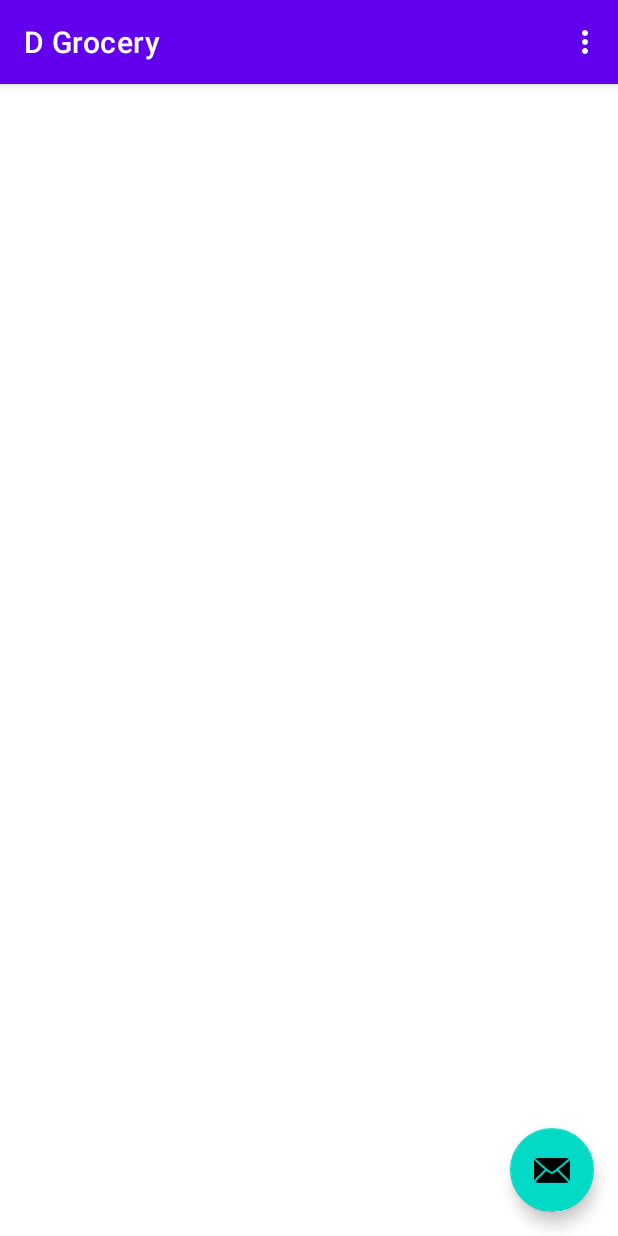
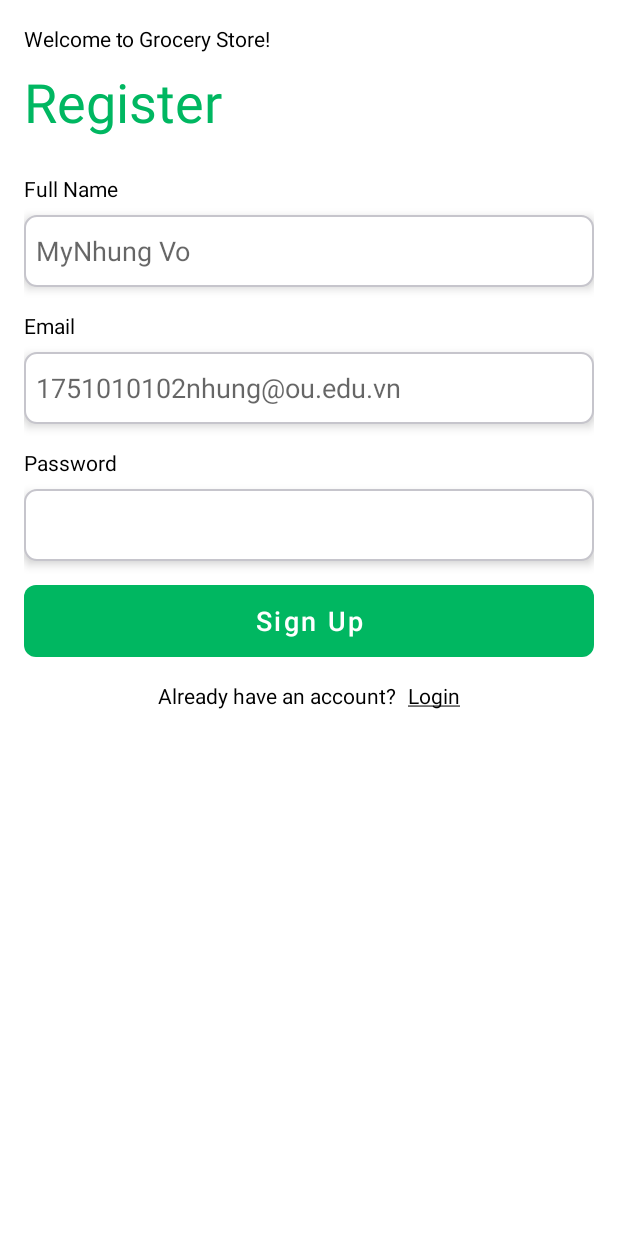
Before and after one commit to diosvo/LTDD_TH109-C91A_VoThiMyNhung, an Android app: the screen it shows after launch (MainActivity before the commit, RegisterActivity after it), on a phone screen of 412 x 824 dp. Run offline under Robolectric (Android 15) with nearby library versions, the light colour scheme and no system bars.

Commit message:
-Setup base colors -Create Register UI

```diff
--- /dev/null
+++ b/app/src/main/java/com/dv/grocery/LoginActivity.java
@@ -0,0 +1,14 @@
+package com.dv.grocery;
+
+import androidx.appcompat.app.AppCompatActivity;
+
+import android.os.Bundle;
+
+public class LoginActivity extends AppCompatActivity {
+
+    @Override
+    protected void onCreate(Bundle savedInstanceState) {
+        super.onCreate(savedInstanceState);
+        setContentView(R.layout.activity_login);
+    }
+}
--- a/app/src/main/java/com/dv/grocery/MainActivity.java
+++ b/app/src/main/java/com/dv/grocery/MainActivity.java
@@ -24,42 +24,42 @@ public class MainActivity extends AppCompatActivity {
     @Override
     protected void onCreate(Bundle savedInstanceState) {
         super.onCreate(savedInstanceState);
-
-        binding = ActivityMainBinding.inflate(getLayoutInflater());
-        setContentView(binding.getRoot());
-
-        setSupportActionBar(binding.appBarMain.toolbar);
-        binding.appBarMain.fab.setOnClickListener(new View.OnClickListener() {
-            @Override
-            public void onClick(View view) {
-                Snackbar.make(view, "Replace with your own action", Snackbar.LENGTH_LONG)
-                        .setAction("Action", null).show();
-            }
-        });
-        DrawerLayout drawer = binding.drawerLayout;
-        NavigationView navigationView = binding.navView;
-        // Passing each menu ID as a set of Ids because each
-        // menu should be considered as top level destinations.
-        mAppBarConfiguration = new AppBarConfiguration.Builder(
-                R.id.nav_home, R.id.nav_gallery, R.id.nav_slideshow)
-                .setOpenableLayout(drawer)
-                .build();
-        NavController navController = Navigation.findNavController(this, R.id.nav_host_fragment_content_main);
-        NavigationUI.setupActionBarWithNavController(this, navController, mAppBarConfiguration);
-        NavigationUI.setupWithNavController(navigationView, navController);
+//
+//        binding = ActivityMainBinding.inflate(getLayoutInflater());
+//        setContentView(binding.getRoot());
+//
+//        setSupportActionBar(binding.appBarMain.toolbar);
+//        binding.appBarMain.fab.setOnClickListener(new View.OnClickListener() {
+//            @Override
+//            public void onClick(View view) {
+//                Snackbar.make(view, "Replace with your own action", Snackbar.LENGTH_LONG)
+//                        .setAction("Action", null).show();
+//            }
+//        });
+//        DrawerLayout drawer = binding.drawerLayout;
+//        NavigationView navigationView = binding.navView;
+//        // Passing each menu ID as a set of Ids because each
+//        // menu should be considered as top level destinations.
+//        mAppBarConfiguration = new AppBarConfiguration.Builder(
+//                R.id.nav_home, R.id.nav_gallery, R.id.nav_slideshow)
+//                .setOpenableLayout(drawer)
+//                .build();
+//        NavController navController = Navigation.findNavController(this, R.id.nav_host_fragment_content_main);
+//        NavigationUI.setupActionBarWithNavController(this, navController, mAppBarConfiguration);
+//        NavigationUI.setupWithNavController(navigationView, navController);
     }
 
-    @Override
-    public boolean onCreateOptionsMenu(Menu menu) {
-        // Inflate the menu; this adds items to the action bar if it is present.
-        getMenuInflater().inflate(R.menu.main, menu);
-        return true;
-    }
-
-    @Override
-    public boolean onSupportNavigateUp() {
-        NavController navController = Navigation.findNavController(this, R.id.nav_host_fragment_content_main);
-        return NavigationUI.navigateUp(navController, mAppBarConfiguration)
-                || super.onSupportNavigateUp();
-    }
+//    @Override
+//    public boolean onCreateOptionsMenu(Menu menu) {
+//        // Inflate the menu; this adds items to the action bar if it is present.
+//        getMenuInflater().inflate(R.menu.main, menu);
+//        return true;
+//    }
+//
+//    @Override
+//    public boolean onSupportNavigateUp() {
+//        NavController navController = Navigation.findNavController(this, R.id.nav_host_fragment_content_main);
+//        return NavigationUI.navigateUp(navController, mAppBarConfiguration)
+//                || super.onSupportNavigateUp();
+//    }
 }
--- /dev/null
+++ b/app/src/main/java/com/dv/grocery/RegisterActivity.java
@@ -0,0 +1,24 @@
+package com.dv.grocery;
+
+import androidx.appcompat.app.AppCompatActivity;
+
+import android.graphics.Paint;
+import android.os.Bundle;
+import android.widget.Button;
+import android.widget.TextView;
+
+public class RegisterActivity extends AppCompatActivity {
+
+    @Override
+    protected void onCreate(Bundle savedInstanceState) {
+        super.onCreate(savedInstanceState);
+        setContentView(R.layout.activity_register);
+
+        setTextUnderline();
+    }
+
+    private void setTextUnderline() {
+        TextView textView = (TextView) findViewById(R.id.btn_login);
+        textView.setPaintFlags(textView.getPaintFlags() | Paint.UNDERLINE_TEXT_FLAG);
+    }
+}
--- /dev/null
+++ b/app/src/main/res/drawable/button_bg.xml
@@ -0,0 +1,4 @@
+<?xml version="1.0" encoding="utf-8"?>
+<shape xmlns:android="http://schemas.android.com/apk/res/android">
+    <corners android:radius="8dp" />
+</shape>
--- /dev/null
+++ b/app/src/main/res/drawable/cursor_color.xml
@@ -0,0 +1,5 @@
+<?xml version="1.0" encoding="utf-8"?>
+<shape xmlns:android="http://schemas.android.com/apk/res/android" >
+    <size android:width="3dp" />
+    <solid android:color="@color/black"  />
+</shape>
--- /dev/null
+++ b/app/src/main/res/drawable/edit_text_bg.xml
@@ -0,0 +1,6 @@
+<?xml version="1.0" encoding="utf-8"?>
+<shape xmlns:android="http://schemas.android.com/apk/res/android">
+    <solid android:color="@color/white" />
+    <corners android:radius="8dp" />
+    <stroke android:width="0.5pt" android:color="#C6C5CC" />
+</shape>
--- /dev/null
+++ b/app/src/main/res/layout-v28/activity_register.xml
@@ -0,0 +1,141 @@
+<?xml version="1.0" encoding="utf-8"?>
+<androidx.constraintlayout.widget.ConstraintLayout xmlns:android="http://schemas.android.com/apk/res/android"
+    xmlns:app="http://schemas.android.com/apk/res-auto"
+    xmlns:tools="http://schemas.android.com/tools"
+    android:layout_width="match_parent"
+    android:layout_height="match_parent"
+    android:background="@color/white"
+    tools:context=".RegisterActivity">
+
+    <LinearLayout
+        android:layout_width="match_parent"
+        android:layout_height="match_parent"
+        android:orientation="vertical"
+        android:padding="16dp"
+        tools:layout_editor_absoluteX="0dp"
+        tools:layout_editor_absoluteY="0dp">
+        <!-- Header -->
+        <TextView
+            android:layout_width="match_parent"
+            android:layout_height="wrap_content"
+            android:text="Welcome to Grocery Store!"
+            android:textColor="@color/black" />
+
+        <TextView
+            android:layout_width="wrap_content"
+            android:layout_height="wrap_content"
+            android:layout_marginTop="8dp"
+            android:layout_marginBottom="24dp"
+            android:text="Register"
+            android:textAllCaps="false"
+            android:textColor="@color/primary"
+            android:textFontWeight="1000"
+            android:textSize="36sp"
+            android:textStyle="bold"
+            android:typeface="normal" />
+
+        <!-- Full Name-->
+        <TextView
+            android:layout_width="match_parent"
+            android:layout_height="wrap_content"
+            android:layout_marginBottom="8dp"
+            android:text="Full Name"
+            android:textColor="@color/black" />
+
+        <EditText
+            android:id="@+id/name"
+            android:layout_width="match_parent"
+            android:layout_height="wrap_content"
+            android:layout_marginBottom="8dp"
+            android:background="@drawable/edit_text_bg"
+            android:elevation="4dp"
+            android:hint="MyNhung Vo"
+            android:inputType="textCapSentences"
+            android:minHeight="48dp"
+            android:padding="8dp"
+            app:layout_constraintEnd_toEndOf="parent"
+            app:layout_constraintStart_toEndOf="parent"
+            app:layout_constraintStart_toStartOf="parent"
+            app:layout_constraintTop_toTopOf="parent" />
+
+        <!-- Email -->
+        <TextView
+            android:layout_width="match_parent"
+            android:layout_height="wrap_content"
+            android:layout_marginVertical="8dp"
+            android:text="Email"
+            android:textColor="@color/black" />
+
+        <EditText
+            android:id="@+id/email"
+            android:layout_width="match_parent"
+            android:layout_height="wrap_content"
+            android:layout_marginBottom="8dp"
+            android:background="@drawable/edit_text_bg"
+            android:elevation="4dp"
+            android:hint="1751010102nhung@ou.edu.vn"
+            android:inputType="textEmailAddress"
+            android:minHeight="48dp"
+            android:padding="8dp"
+            app:layout_constraintEnd_toEndOf="parent"
+            app:layout_constraintStart_toEndOf="parent"
+            app:layout_constraintStart_toStartOf="parent"
+            app:layout_constraintTop_toTopOf="parent" />
+
+        <!-- Password -->
+        <TextView
+            android:layout_width="match_parent"
+            android:layout_height="wrap_content"
+            android:layout_marginVertical="8dp"
+            android:text="Password"
+            android:textColor="@color/black" />
+
+        <EditText
+            android:id="@+id/password"
+            android:layout_width="match_parent"
+            android:layout_height="wrap_content"
+            android:background="@drawable/edit_text_bg"
+            android:elevation="4dp"
+            android:inputType="textPassword"
+            android:minHeight="48dp"
+            android:padding="8dp"
+            app:layout_constraintEnd_toEndOf="parent"
+            app:layout_constraintStart_toEndOf="parent"
+            app:layout_constraintStart_toStartOf="parent"
+            app:layout_constraintTop_toTopOf="parent"
+            tools:ignore="SpeakableTextPresentCheck" />
+
+        <!-- Actions -->
+        <Button
+            android:id="@+id/btn_signup"
+            android:layout_width="match_parent"
+            android:layout_height="wrap_content"
+            android:layout_marginVertical="16dp"
+            android:background="@drawable/button_bg"
+            android:text="Sign Up"
+            android:textAllCaps="false"
+            android:textSize="18sp" />
+
+        <LinearLayout
+            android:layout_width="match_parent"
+            android:layout_height="wrap_content"
+            android:gravity="center">
+
+            <TextView
+                android:layout_width="wrap_content"
+                android:layout_height="wrap_content"
+                android:text="Already have an account?"
+                android:textColor="@color/black" />
+
+            <TextView
+                android:id="@+id/btn_login"
+                android:layout_width="wrap_content"
+                android:layout_height="wrap_content"
+                android:layout_marginLeft="8dp"
+                android:linksClickable="true"
+                android:text="Login"
+                android:textColor="@color/black" />
+        </LinearLayout>
+
+    </LinearLayout>
+</androidx.constraintlayout.widget.ConstraintLayout>
--- /dev/null
+++ b/app/src/main/res/layout/activity_login.xml
@@ -0,0 +1,8 @@
+<?xml version="1.0" encoding="utf-8"?>
+<androidx.constraintlayout.widget.ConstraintLayout xmlns:android="http://schemas.android.com/apk/res/android"
+    xmlns:tools="http://schemas.android.com/tools"
+    android:layout_width="match_parent"
+    android:layout_height="match_parent"
+    tools:context=".LoginActivity">
+
+</androidx.constraintlayout.widget.ConstraintLayout>
--- /dev/null
+++ b/app/src/main/res/layout/activity_register.xml
@@ -0,0 +1,144 @@
+<?xml version="1.0" encoding="utf-8"?>
+<androidx.constraintlayout.widget.ConstraintLayout xmlns:android="http://schemas.android.com/apk/res/android"
+    xmlns:app="http://schemas.android.com/apk/res-auto"
+    xmlns:tools="http://schemas.android.com/tools"
+    android:layout_width="match_parent"
+    android:layout_height="match_parent"
+    android:background="@color/white"
+    tools:context=".RegisterActivity">
+
+    <LinearLayout
+        android:layout_width="match_parent"
+        android:layout_height="match_parent"
+        android:background="@color/light_grey"
+        android:orientation="vertical"
+        android:padding="16dp"
+        tools:layout_editor_absoluteX="0dp"
+        tools:layout_editor_absoluteY="0dp">
+
+        <!-- Header -->
+        <TextView
+            android:layout_width="match_parent"
+            android:layout_height="wrap_content"
+            android:text="Welcome to Grocery Store!"
+            android:textColor="@color/black"
+            android:textSize="18sp" />
+
+        <TextView
+            android:layout_width="match_parent"
+            android:layout_height="wrap_content"
+            android:layout_marginTop="8dp"
+            android:layout_marginBottom="24dp"
+            android:text="Register"
+            android:textColor="@color/primary"
+            android:textFontWeight="1000"
+            android:textSize="36sp"
+            android:textStyle="bold" />
+
+        <!-- Full Name-->
+        <TextView
+            android:layout_width="match_parent"
+            android:layout_height="wrap_content"
+            android:layout_marginBottom="8dp"
+            android:text="Full Name"
+            android:textColor="@color/black" />
+
+        <EditText
+            android:id="@+id/name"
+            android:layout_width="match_parent"
+            android:layout_height="wrap_content"
+            android:layout_marginBottom="8dp"
+            android:background="@drawable/edit_text_bg"
+            android:hint="MyNhung Vo"
+            android:inputType="textCapSentences"
+            android:minHeight="48dp"
+            android:padding="8dp"
+            android:textColor="@color/black"
+            app:layout_constraintEnd_toEndOf="parent"
+            app:layout_constraintStart_toEndOf="parent"
+            app:layout_constraintStart_toStartOf="parent"
+            app:layout_constraintTop_toTopOf="parent" />
+
+        <!-- Email -->
+        <TextView
+            android:layout_width="match_parent"
+            android:layout_height="wrap_content"
+            android:layout_marginVertical="8dp"
+            android:text="Email"
+            android:textColor="@color/black" />
+
+        <EditText
+            android:id="@+id/email"
+            android:layout_width="match_parent"
+            android:layout_height="wrap_content"
+            android:layout_marginBottom="8dp"
+            android:background="@drawable/edit_text_bg"
+            android:hint="1751010102nhung@ou.edu.vn"
+            android:inputType="textEmailAddress"
+            android:minHeight="48dp"
+            android:padding="8dp"
+            android:textColor="@color/black"
+            app:layout_constraintEnd_toEndOf="parent"
+            app:layout_constraintStart_toEndOf="parent"
+            app:layout_constraintStart_toStartOf="parent"
+            app:layout_constraintTop_toTopOf="parent" />
+
+        <!-- Password -->
+        <TextView
+            android:layout_width="match_parent"
+            android:layout_height="wrap_content"
+            android:layout_marginVertical="8dp"
+            android:text="Password"
+            android:textColor="@color/black" />
+
+        <EditText
+            android:id="@+id/password"
+            android:layout_width="match_parent"
+            android:layout_height="wrap_content"
+            android:background="@drawable/edit_text_bg"
+            android:hint="MyNhung Vo"
+            android:inputType="textPassword"
+            android:minHeight="48dp"
+            android:padding="8dp"
+            android:textColor="@color/black"
+            app:layout_constraintEnd_toEndOf="parent"
+            app:layout_constraintStart_toEndOf="parent"
+            app:layout_constraintStart_toStartOf="parent"
+            app:layout_constraintTop_toTopOf="parent"
+            tools:ignore="SpeakableTextPresentCheck" />
+
+        <!-- Actions -->
+        <Button
+            android:id="@+id/btn_signup"
+            android:layout_width="match_parent"
+            android:layout_height="wrap_content"
+            android:layout_marginVertical="16dp"
+            android:background="@drawable/button_bg"
+            android:text="Sign Up"
+            android:textAllCaps="false"
+            android:textSize="16sp" />
+
+        <LinearLayout
+            android:layout_width="match_parent"
+            android:layout_height="wrap_content"
+            android:gravity="center">
+
+            <TextView
+                android:layout_width="wrap_content"
+                android:layout_height="wrap_content"
+                android:text="Already Have an account?"
+                android:textColor="@color/black"
+                android:textSize="18sp" />
+
+            <TextView
+                android:id="@+id/btn_login"
+                android:layout_width="wrap_content"
+                android:layout_height="wrap_content"
+                android:layout_marginLeft="8dp"
+                android:linksClickable="true"
+                android:text="Login"
+                android:textColor="@color/black"
+                android:textSize="18sp" />
+        </LinearLayout>
+    </LinearLayout>
+</androidx.constraintlayout.widget.ConstraintLayout>
--- a/app/src/main/res/values-night/themes.xml
+++ b/app/src/main/res/values-night/themes.xml
@@ -1,13 +1,9 @@
 <resources xmlns:tools="http://schemas.android.com/tools">
     <!-- Base application theme. -->
-    <style name="Theme.DGrocery" parent="Theme.MaterialComponents.DayNight.DarkActionBar">
+    <style name="Theme.DGrocery" parent="Theme.MaterialComponents.DayNight.NoActionBar">
         <!-- Primary brand color. -->
-        <item name="colorPrimary">@color/purple_200</item>
-        <item name="colorPrimaryVariant">@color/purple_700</item>
         <item name="colorOnPrimary">@color/black</item>
         <!-- Secondary brand color. -->
-        <item name="colorSecondary">@color/teal_200</item>
-        <item name="colorSecondaryVariant">@color/teal_200</item>
         <item name="colorOnSecondary">@color/black</item>
         <!-- Status bar color. -->
         <item name="android:statusBarColor" tools:targetApi="l">?attr/colorPrimaryVariant</item>
--- a/app/src/main/res/values/colors.xml
+++ b/app/src/main/res/values/colors.xml
@@ -1,10 +1,12 @@
 <?xml version="1.0" encoding="utf-8"?>
 <resources>
-    <color name="purple_200">#FFBB86FC</color>
-    <color name="purple_500">#FF6200EE</color>
-    <color name="purple_700">#FF3700B3</color>
-    <color name="teal_200">#FF03DAC5</color>
-    <color name="teal_700">#FF018786</color>
+    <color name="primary">#00B761</color>
+    <color name="secondary">#E5FCE3</color>
+    <color name="light_grey">#F8F8F8</color>
+    <color name="light_red">#F3E4E0</color>
+    <color name="light_yellow">#FEFFE2</color>
+    <color name="light_purple">#FEE2FF</color>
+    <color name="dark_red">#F1856D</color>
     <color name="black">#FF000000</color>
     <color name="white">#FFFFFFFF</color>
 </resources>
--- a/app/src/main/res/values/themes.xml
+++ b/app/src/main/res/values/themes.xml
@@ -1,17 +1,18 @@
 <resources xmlns:tools="http://schemas.android.com/tools">
     <!-- Base application theme. -->
-    <style name="Theme.DGrocery" parent="Theme.MaterialComponents.DayNight.DarkActionBar">
+    <style name="Theme.DGrocery" parent="Theme.MaterialComponents.DayNight.NoActionBar">
         <!-- Primary brand color. -->
-        <item name="colorPrimary">@color/purple_500</item>
-        <item name="colorPrimaryVariant">@color/purple_700</item>
+        <item name="colorPrimary">@color/primary</item>
         <item name="colorOnPrimary">@color/white</item>
+
         <!-- Secondary brand color. -->
-        <item name="colorSecondary">@color/teal_200</item>
-        <item name="colorSecondaryVariant">@color/teal_700</item>
+        <item name="colorSecondary">@color/secondary</item>
         <item name="colorOnSecondary">@color/black</item>
+
         <!-- Status bar color. -->
-        <item name="android:statusBarColor" tools:targetApi="l">?attr/colorPrimaryVariant</item>
-        <!-- Customize your theme here. -->
+        <item name="android:statusBarColor" tools:targetApi="l">?attr/colorPrimary</item>
+
+        <!-- Customize theme. -->
     </style>
 
     <style name="Theme.DGrocery.NoActionBar">
```
Also changed, not shown: app/src/main/AndroidManifest.xml (+11 -5 lines), app/src/main/res/mipmap-xxxhdpi/newproducts.jpg (deleted), 3 other files.
